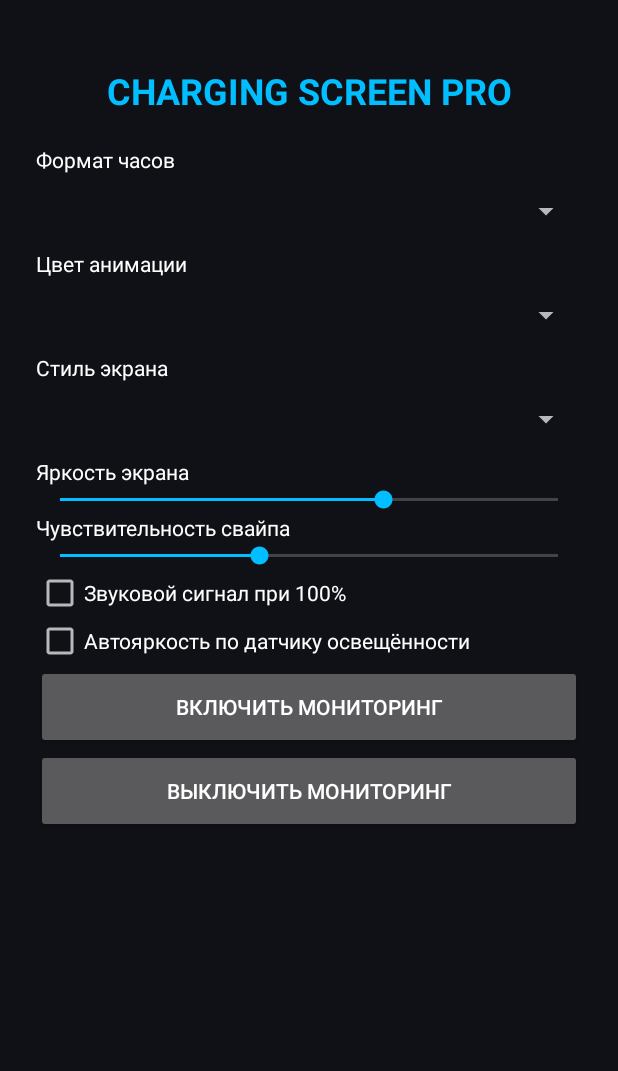
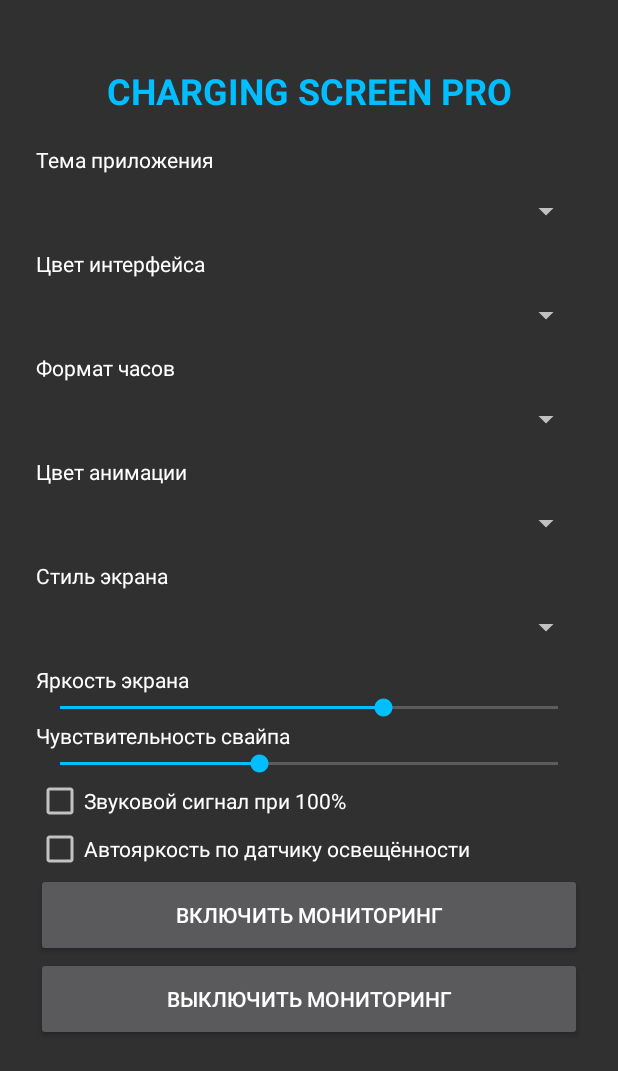
Before and after one commit to 1979207-lab/Charging-Screen, an Android app: the layout activity_main.xml on its own in the app's theme, with its tools: preview values and no code run, on a phone screen of 412 x 824 dp. Shown: the top 1071 px of the screen. Run offline under Robolectric (Android 15) with nearby library versions, the phone set to English and light mode, and no system bars.

Commit message:
Update settings screen for light and dark themes

```diff
--- a/app/src/main/res/layout/activity_main.xml
+++ b/app/src/main/res/layout/activity_main.xml
@@ -1,18 +1,29 @@
-<ScrollView xmlns:android="http://schemas.android.com/apk/res/android" android:layout_width="match_parent" android:layout_height="match_parent" android:background="#101116">
-<LinearLayout android:layout_width="match_parent" android:layout_height="wrap_content" android:orientation="vertical" android:padding="24dp">
-<TextView android:layout_width="match_parent" android:layout_height="wrap_content" android:text="CHARGING SCREEN PRO" android:textColor="#00BEFF" android:textSize="24sp" android:textStyle="bold" android:gravity="center" android:padding="20dp"/>
-<TextView android:layout_width="match_parent" android:layout_height="wrap_content" android:text="Формат часов" android:textColor="#FFFFFF"/>
+<ScrollView xmlns:android="http://schemas.android.com/apk/res/android"
+    android:layout_width="match_parent" android:layout_height="match_parent"
+    android:background="?android:attr/colorBackground">
+    <LinearLayout android:layout_width="match_parent" android:layout_height="wrap_content"
+        android:orientation="vertical" android:padding="24dp">
+        <TextView android:id="@+id/screenTitle" android:layout_width="match_parent"
+            android:layout_height="wrap_content" android:text="CHARGING SCREEN PRO"
+            android:textColor="?attr/colorAccent" android:textSize="24sp" android:textStyle="bold"
+            android:gravity="center" android:padding="20dp"/>
+        <TextView android:layout_width="match_parent" android:layout_height="wrap_content" android:text="Тема приложения" android:textColor="?android:attr/textColorPrimary"/>
+        <Spinner android:id="@+id/appTheme" android:layout_width="match_parent" android:layout_height="50dp"/>
+        <TextView android:layout_width="match_parent" android:layout_height="wrap_content" android:text="Цвет интерфейса" android:textColor="?android:attr/textColorPrimary"/>
+        <Spinner android:id="@+id/uiColor" android:layout_width="match_parent" android:layout_height="50dp"/>
+        <TextView android:layout_width="match_parent" android:layout_height="wrap_content" android:text="Формат часов" android:textColor="?android:attr/textColorPrimary"/>
         <Spinner android:id="@+id/clockFormat" android:layout_width="match_parent" android:layout_height="50dp"/>
-<TextView android:layout_width="match_parent" android:layout_height="wrap_content" android:text="Цвет анимации" android:textColor="#FFFFFF"/>
+        <TextView android:layout_width="match_parent" android:layout_height="wrap_content" android:text="Цвет анимации" android:textColor="?android:attr/textColorPrimary"/>
         <Spinner android:id="@+id/animationColor" android:layout_width="match_parent" android:layout_height="50dp"/>
-<TextView android:layout_width="match_parent" android:layout_height="wrap_content" android:text="Стиль экрана" android:textColor="#FFFFFF"/>
+        <TextView android:layout_width="match_parent" android:layout_height="wrap_content" android:text="Стиль экрана" android:textColor="?android:attr/textColorPrimary"/>
         <Spinner android:id="@+id/screenStyle" android:layout_width="match_parent" android:layout_height="50dp"/>
-<TextView android:layout_width="match_parent" android:layout_height="wrap_content" android:text="Яркость экрана" android:textColor="#FFFFFF"/>
+        <TextView android:layout_width="match_parent" android:layout_height="wrap_content" android:text="Яркость экрана" android:textColor="?android:attr/textColorPrimary"/>
         <SeekBar android:id="@+id/brightness" android:layout_width="match_parent" android:layout_height="wrap_content" android:max="100" android:progress="65"/>
-<TextView android:layout_width="match_parent" android:layout_height="wrap_content" android:text="Чувствительность свайпа" android:textColor="#FFFFFF"/>
+        <TextView android:layout_width="match_parent" android:layout_height="wrap_content" android:text="Чувствительность свайпа" android:textColor="?android:attr/textColorPrimary"/>
         <SeekBar android:id="@+id/swipeSensitivity" android:layout_width="match_parent" android:layout_height="wrap_content" android:max="250" android:progress="100"/>
-<CheckBox android:id="@+id/soundEnabled" android:layout_width="match_parent" android:layout_height="wrap_content" android:text="Звуковой сигнал при 100%" android:textColor="#FFFFFF"/>
-<CheckBox android:id="@+id/autoBrightness" android:layout_width="match_parent" android:layout_height="wrap_content" android:text="Автояркость по датчику освещённости" android:textColor="#FFFFFF"/>
+        <CheckBox android:id="@+id/soundEnabled" android:layout_width="match_parent" android:layout_height="wrap_content" android:text="Звуковой сигнал при 100%" android:textColor="?android:attr/textColorPrimary"/>
+        <CheckBox android:id="@+id/autoBrightness" android:layout_width="match_parent" android:layout_height="wrap_content" android:text="Автояркость по датчику освещённости" android:textColor="?android:attr/textColorPrimary"/>
         <Button android:id="@+id/startService" android:layout_width="match_parent" android:layout_height="56dp" android:text="Включить мониторинг"/>
         <Button android:id="@+id/stopService" android:layout_width="match_parent" android:layout_height="56dp" android:text="Выключить мониторинг"/>
-</LinearLayout></ScrollView>
+    </LinearLayout>
+</ScrollView>
```
Lines whose indentation alone changed are shown as unchanged.
